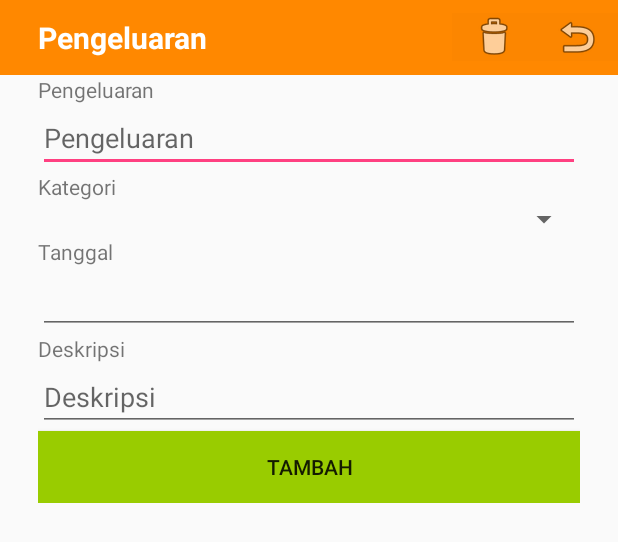
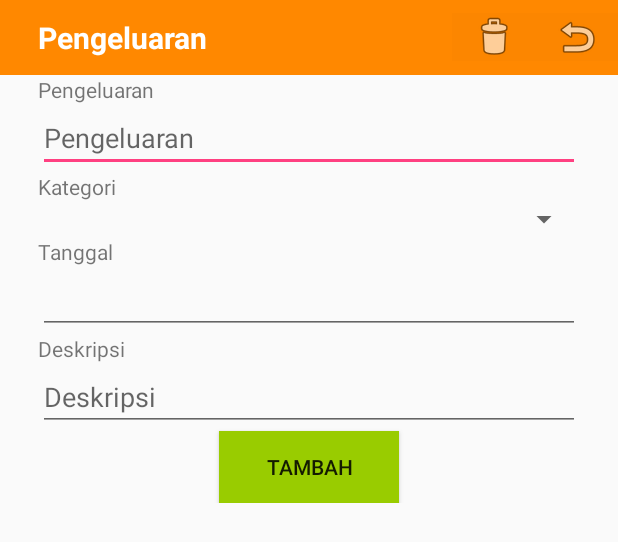
Before and after one commit to 15FIT008/Proyek01, an Android app: the layout activity_add_outcome.xml on its own in the app's theme, with its tools: preview values and no code run, on a phone screen of 412 x 824 dp. Shown: the top 542 px of the screen. Run offline under Robolectric (Android 15) with nearby library versions, the phone set to English and light mode, and no system bars.

```diff
--- a/app/src/main/java/com/gisela/praktikum01/addIncome.java
+++ b/app/src/main/java/com/gisela/praktikum01/addIncome.java
@@ -43,7 +43,7 @@ public class addIncome extends AppCompatActivity {
         kategori.add("Bonus Bulanan");
         kategori.add("Gaji ke-13");
         Spinner spinner = (Spinner) findViewById(R.id.cmbKategoriPemasukan);
-        ArrayAdapter<String> adapter = new ArrayAdapter<String>(this, android.R.layout.simple_spinner_item, kategori);
+        ArrayAdapter<String> adapter = new ArrayAdapter<String>(this, android.R.layout.simple_spinner_dropdown_item, kategori);
         adapter.setDropDownViewResource(android.R.layout.simple_spinner_dropdown_item);
         spinner.setAdapter(adapter);
     }
@@ -75,8 +75,4 @@ public class addIncome extends AppCompatActivity {
         SimpleDateFormat simpleDateFormat=new SimpleDateFormat(format, Locale.US);
         txtDate.setText(simpleDateFormat.format(calendar.getTime()));
     }
-
-
-
-
 }
--- a/app/src/main/res/layout/activity_add_income.xml
+++ b/app/src/main/res/layout/activity_add_income.xml
@@ -78,7 +78,7 @@
                     android:layout_height="wrap_content"
                     android:ems="10"
                     android:hint="@string/pemasukan"
-                    android:inputType="textPersonName" />
+                    android:inputType="textPersonName|number" />
 
                 <TextView
                     android:layout_width="match_parent"
@@ -102,6 +102,7 @@
                     android:id="@+id/txtDate"
                     android:layout_width="match_parent"
                     android:layout_height="wrap_content"
+                    android:editable="false"
                     android:ems="10"
                     android:inputType="date" />
 
@@ -122,7 +123,7 @@
 
                 <Button
                     android:id="@+id/btnTambahPemasukan"
-                    android:layout_width="match_parent"
+                    android:layout_width="@dimen/button_width"
                     android:layout_height="wrap_content"
                     android:layout_gravity="center_vertical|center_horizontal"
                     android:background="@android:color/holo_green_light"
--- a/app/src/main/res/layout/activity_add_outcome.xml
+++ b/app/src/main/res/layout/activity_add_outcome.xml
@@ -38,7 +38,7 @@
                     android:textStyle="bold" />
 
                 <ImageButton
-                    android:id="@+id/imageButton3"
+                    android:id="@+id/btnDelete"
                     android:layout_width="wrap_content"
                     android:layout_height="wrap_content"
                     android:layout_gravity="center"
@@ -48,7 +48,7 @@
                     app:srcCompat="@android:drawable/ic_menu_delete" />
 
                 <ImageButton
-                    android:id="@+id/imageButton"
+                    android:id="@+id/btnBack"
                     android:layout_width="wrap_content"
                     android:layout_height="wrap_content"
                     android:layout_gravity="center"
@@ -73,12 +73,12 @@
                     android:text="@string/pengeluaran" />
 
                 <EditText
-                    android:id="@+id/editText6"
+                    android:id="@+id/txtPengeluaran"
                     android:layout_width="match_parent"
                     android:layout_height="wrap_content"
                     android:ems="10"
                     android:hint="@string/pengeluaran"
-                    android:inputType="textPersonName" />
+                    android:inputType="number" />
 
                 <TextView
                     android:layout_width="match_parent"
@@ -87,6 +87,7 @@
                     android:text="@string/kategori" />
 
                 <Spinner
+                    android:id="@+id/cmbKategori"
                     android:layout_width="match_parent"
                     android:layout_height="wrap_content"
                     android:layout_gravity="center" />
@@ -98,6 +99,7 @@
                     android:text="@string/date" />
 
                 <EditText
+                    android:id="@+id/txtDate"
                     android:layout_width="match_parent"
                     android:layout_height="wrap_content"
                     android:ems="10"
@@ -110,6 +112,7 @@
                     android:text="@string/deskripsi" />
 
                 <EditText
+                    android:id="@+id/txtDeskripsi"
                     android:layout_width="match_parent"
                     android:layout_height="wrap_content"
                     android:layout_gravity="center"
@@ -118,8 +121,8 @@
                     android:inputType="textMultiLine" />
 
                 <Button
-                    android:id="@+id/btnRegistrasi"
-                    android:layout_width="match_parent"
+                    android:id="@+id/btnTambahPengeluaran"
+                    android:layout_width="@dimen/button_width"
                     android:layout_height="wrap_content"
                     android:layout_gravity="center_vertical|center_horizontal"
                     android:background="@android:color/holo_green_light"
--- a/app/src/main/res/layout/activity_alokasi.xml
+++ b/app/src/main/res/layout/activity_alokasi.xml
@@ -164,7 +164,7 @@
 
         <Button
             android:id="@+id/btnRegistrasi"
-            android:layout_width="match_parent"
+            android:layout_width="@dimen/button_width"
             android:layout_height="wrap_content"
             android:layout_gravity="center_vertical|center_horizontal"
             android:background="@android:color/holo_green_light"
--- a/app/src/main/res/layout/activity_setting.xml
+++ b/app/src/main/res/layout/activity_setting.xml
@@ -99,7 +99,7 @@
 
                 <Button
                     android:id="@+id/btnRegistrasi"
-                    android:layout_width="match_parent"
+                    android:layout_width="@dimen/button_width"
                     android:layout_height="wrap_content"
                     android:layout_gravity="center_vertical|center_horizontal"
                     android:background="@android:color/holo_green_light"
@@ -109,7 +109,7 @@
 
                 <Button
                     android:id="@+id/btnRegistrasi2"
-                    android:layout_width="match_parent"
+                    android:layout_width="@dimen/button_width"
                     android:layout_height="wrap_content"
                     android:layout_gravity="center_vertical|center_horizontal"
                     android:layout_marginTop="@dimen/margin_title"
--- a/app/src/main/res/layout/activity_ubah_tambah_alokasi.xml
+++ b/app/src/main/res/layout/activity_ubah_tambah_alokasi.xml
@@ -58,6 +58,7 @@
                 android:layout_marginLeft="@dimen/activity_horizontal_margin"
                 android:layout_marginRight="@dimen/activity_horizontal_margin"
                 android:layout_marginStart="@dimen/activity_horizontal_margin"
+                android:gravity="center_horizontal"
                 android:orientation="vertical">
 
                 <TextView
@@ -91,7 +92,7 @@
 
                 <Button
                     android:id="@+id/btnRegistrasi4"
-                    android:layout_width="match_parent"
+                    android:layout_width="@dimen/button_width"
                     android:layout_height="wrap_content"
                     android:background="@android:color/holo_green_light"
                     android:text="@string/tambah"
```
Also changed, not shown: app/src/main/java/com/gisela/praktikum01/Alokasi.java (+21 -0 lines), app/src/main/java/com/gisela/praktikum01/Dashboard.java (+21 -0 lines), app/src/main/java/com/gisela/praktikum01/pemasukan.java (+21 -0 lines), app/src/main/java/com/gisela/praktikum01/pengeluaran.java (+21 -0 lines).
